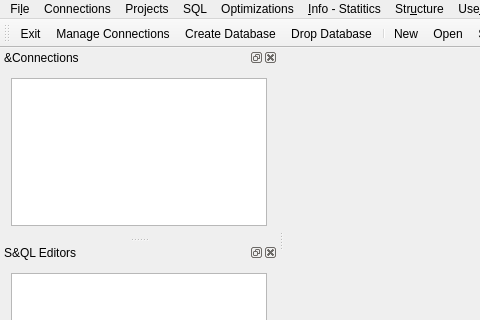
Above: GUI/pgdbatool/mainwindow.ui from marcotcal/PG-DBA-Tools before the change; both pictures show x 0 to 480 and y 0 to 320 of the 1085 by 690 pixel window. Below: the same form after it.
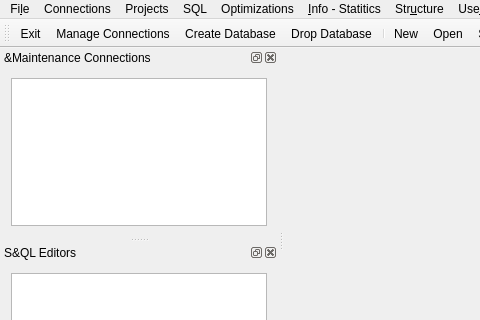
That is the form after the change. Icons and pictures are not drawn.

Commit message: Execute Model params on editor

Patch:
```diff
--- a/GUI/pgdbatool/mainwindow.ui
+++ b/GUI/pgdbatool/mainwindow.ui
@@ -251,7 +251,7 @@
   <widget class="QStatusBar" name="statusBar"/>
   <widget class="QDockWidget" name="dockWidget">
    <property name="windowTitle">
-    <string>&amp;Connections</string>
+    <string>&amp;Maintenance Connections</string>
    </property>
    <attribute name="dockWidgetArea">
     <number>1</number>
```
Left out of the diff: 7 changed lines with no effect on the pictures. The commit also changes 2 other files.
